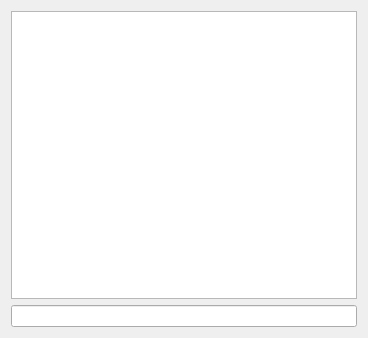
Above: src/MessengerApp.ui from thomas-picariello/SDTP before the change. Below: the same form after it.
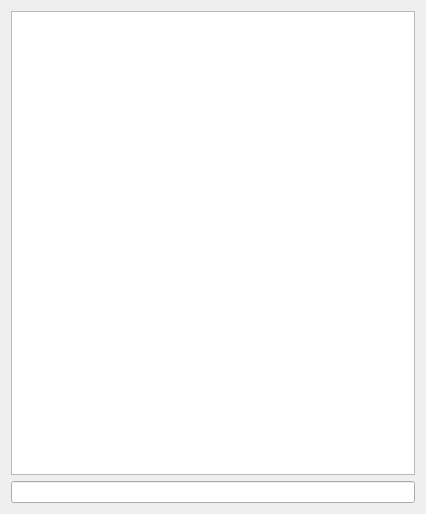
That is the form after the change.

Commit message: MessengerApp html design

Diff of the .ui file:
```diff
--- a/src/MessengerApp.ui
+++ b/src/MessengerApp.ui
@@ -6,8 +6,8 @@
    <rect>
     <x>0</x>
     <y>0</y>
-    <width>368</width>
-    <height>338</height>
+    <width>426</width>
+    <height>514</height>
    </rect>
   </property>
   <property name="windowTitle">
```
Left out of the diff: 2 changed lines with no effect on the pictures. The commit also changes 2 other files.
